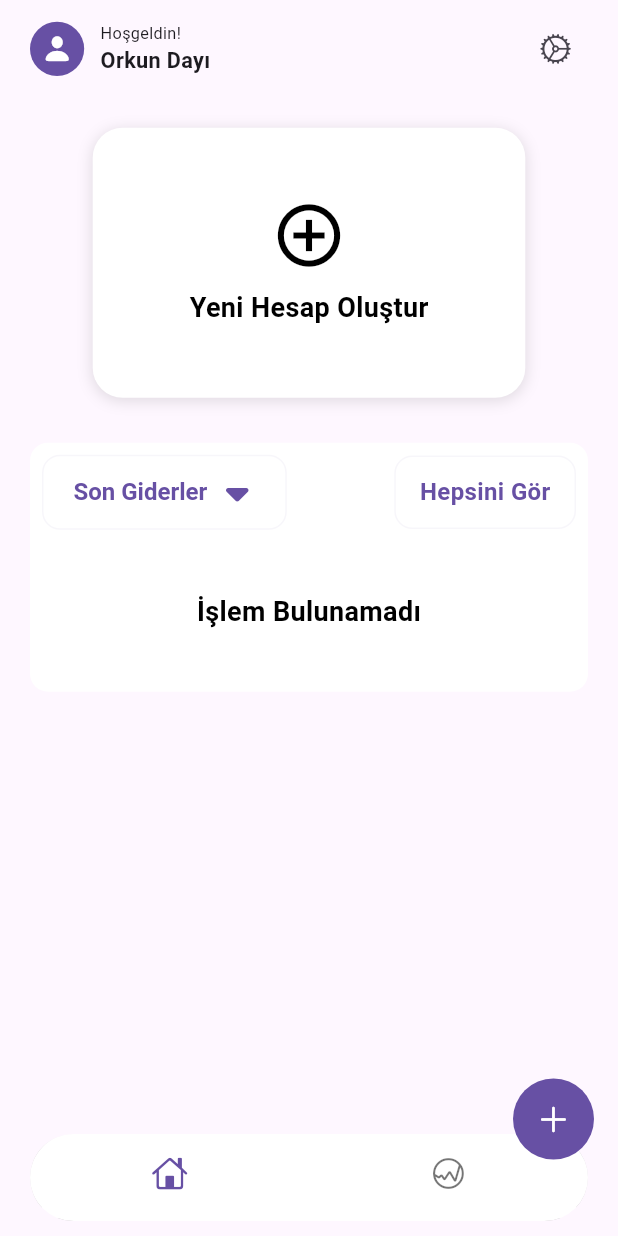
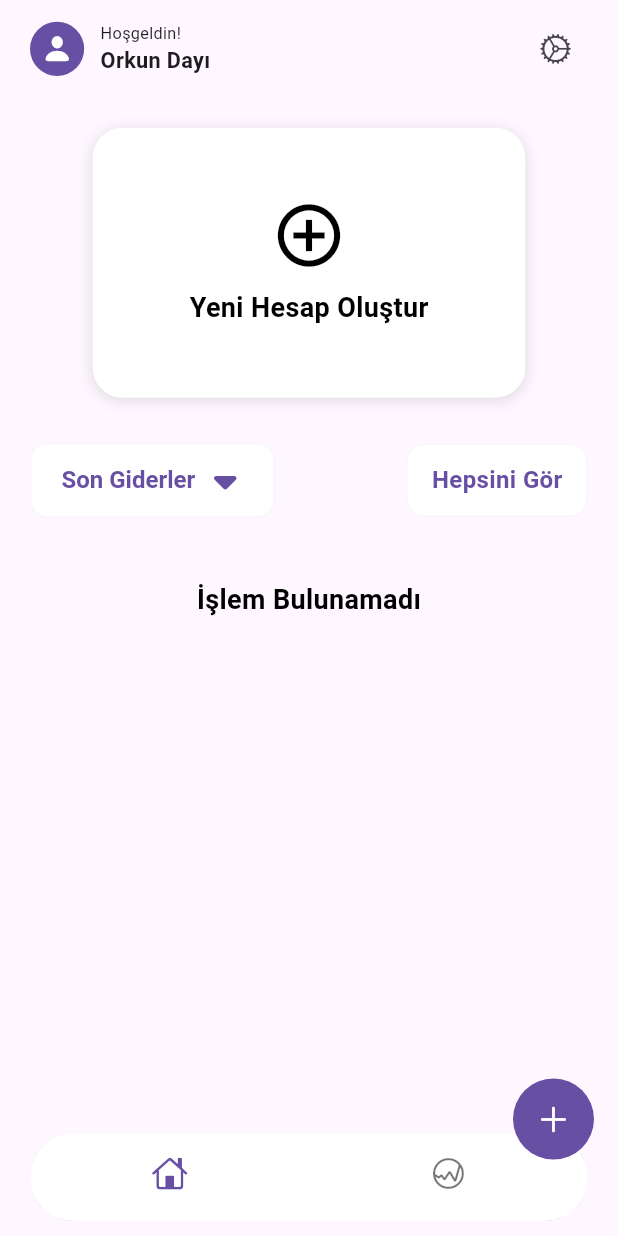
Before and after one commit to orkundayi/transaction_tracker, a Flutter app: the screen it shows after launch, on a phone screen of 412 x 824 dp. Run offline on Flutter 3.47's test engine with Material 3 defaults, Android fonts, the phone set to English and light mode, and no system bars; drawn by our look-alikes of carousel_slider; our stand-ins replace bloc, cloud_firestore, firebase_auth, firebase_core, fl_chart, flutter_bloc and 1 more; accounts and stored records are empty; generated files the repository leaves out were written again.

Commit message:
main
main

```diff
--- a/lib/app_view.dart
+++ b/lib/app_view.dart
@@ -1,5 +1,6 @@
 import 'package:firebase_repository/firebase_repository.dart';
 import 'package:flutter/material.dart';
+import 'package:flutter_application/blocs/user_account_cubit/user_account_cubit.dart';
 import 'package:flutter_application/screens/home/views/home_screen.dart';
 import 'package:flutter_bloc/flutter_bloc.dart';
 
@@ -17,9 +18,13 @@ class MyAppView extends StatelessWidget {
       title: 'Expense Tracker',
       home: MultiBlocProvider(
         providers: [
+          BlocProvider<UserAccountCubit>(
+            create: (context) => UserAccountCubit(),
+          ),
           BlocProvider(
             create: (context) => GetUserTransactionsBloc(
               FirebaseTransactionRepository(),
+              BlocProvider.of<UserAccountCubit>(context),
             ),
           ),
           BlocProvider(
--- a/lib/blocs/get_user_transactions_bloc/get_user_transactions_bloc.dart
+++ b/lib/blocs/get_user_transactions_bloc/get_user_transactions_bloc.dart
@@ -1,6 +1,8 @@
 import 'package:bloc/bloc.dart';
 import 'package:firebase_repository/firebase_repository.dart';
 import 'package:flutter/material.dart';
+
+import '../user_account_cubit/user_account_cubit.dart';
 
 part 'get_user_transactions_event.dart';
 part 'get_user_transactions_state.dart';
@@ -17,6 +19,7 @@ class GetUserTransactionsBloc extends Bloc<GetTransactionEvent, FetchTransaction
   DateTime get transactionDateLast => _transactionDateLast;
 
   final TransactionRepository transactionRepository;
+  final UserAccountCubit userAccountCubit;
 
   setTransactionMode(TransactionMode mode) {
     _transactionMode = mode;
@@ -31,7 +34,7 @@ class GetUserTransactionsBloc extends Bloc<GetTransactionEvent, FetchTransaction
     _transactionDateLast = lastDate;
   }
 
-  GetUserTransactionsBloc(this.transactionRepository) : super(FetchTransactionInitial()) {
+  GetUserTransactionsBloc(this.transactionRepository, this.userAccountCubit) : super(FetchTransactionInitial()) {
     on<FetchUserTransactions>((event, emit) async {
       emit(TransactionFetchingInProgress());
       _transactionMode = TransactionMode.all;
@@ -49,7 +52,8 @@ class GetUserTransactionsBloc extends Bloc<GetTransactionEvent, FetchTransaction
       _transactionMode = TransactionMode.last;
       _transactionType = event.type ?? _transactionType;
       try {
-        final transactions = await transactionRepository.fetchLastTransactionsForUser(_transactionType);
+        final transactions =
+            await transactionRepository.fetchLastTransactionsForUser(_transactionType, account: userAccountCubit.currentAccount ?? userAccountCubit.previousAccount);
         emit(TransactionFetchSuccess(transactions));
       } catch (e) {
         emit(TransactionFetchError(e));
--- a/lib/blocs/user_account_cubit/user_account_cubit.dart
+++ b/lib/blocs/user_account_cubit/user_account_cubit.dart
@@ -6,8 +6,24 @@ part 'user_account_state.dart';
 
 class UserAccountCubit extends Cubit<UserAccountState> {
   UserAccountCubit() : super(UserAccountInitial());
+  int _currentIndex = 0;
+  AccountModel? _currentAccount;
+  AccountModel? _previousAccount;
+
+  int get currentIndex => _currentIndex;
+  AccountModel? get currentAccount => _currentAccount;
+  AccountModel? get previousAccount => _previousAccount;
 
   void updateIndex(int newIndex, AccountModel? account) {
-    emit(UserAccountIndexUpdated(newIndex, account));
+    final selectedAccount = account;
+    try {
+      emit(UserAccountIndexUpdating());
+      _currentIndex = newIndex;
+      _previousAccount = _currentAccount;
+      _currentAccount = selectedAccount;
+      emit(UserAccountIndexUpdated());
+    } catch (e) {
+      emit(UserAccountIndexUpdateError(e));
+    }
   }
 }
--- a/lib/blocs/user_account_cubit/user_account_state.dart
+++ b/lib/blocs/user_account_cubit/user_account_state.dart
@@ -5,9 +5,12 @@ sealed class UserAccountState {}
 
 final class UserAccountInitial extends UserAccountState {}
 
-final class UserAccountIndexUpdated extends UserAccountState {
-  final int index;
-  final AccountModel? account;
+final class UserAccountIndexUpdating extends UserAccountState {}
 
-  UserAccountIndexUpdated(this.index, this.account);
+final class UserAccountIndexUpdated extends UserAccountState {}
+
+final class UserAccountIndexUpdateError extends UserAccountState {
+  final Object error;
+
+  UserAccountIndexUpdateError(this.error);
 }
--- a/lib/screens/add_transaction/views/add_transaction.dart
+++ b/lib/screens/add_transaction/views/add_transaction.dart
@@ -696,6 +696,7 @@ class _AddPaymentSelectionState extends State<AddTransactionPage> {
         transaction.type = TransactionType.transfer;
         transaction.currencyCode = _currentCurrencyCode;
         transaction.toCurrencyCode = selectedTransferAccount!.code;
+        transaction.accountCode = transaction.toCurrencyCode;
         transaction.date = DateTime.now().toLocal();
         transaction.currencyRate = double.tryParse(_exchangeRateController.text) == 0.0 ? 1.0 : double.parse(_exchangeRateController.text);
         transaction.amount = double.parse(_currencyController.text);
@@ -719,6 +720,7 @@ class _AddPaymentSelectionState extends State<AddTransactionPage> {
     transaction.type = TransactionType.expense;
     transaction.currencyCode = _currentCurrencyCode;
     transaction.toCurrencyCode = selectedAccount!.code;
+    transaction.accountCode = transaction.toCurrencyCode;
   }
 
   Future<List<InstallmentModel>?> createInstallments() async {
@@ -763,6 +765,7 @@ class _AddPaymentSelectionState extends State<AddTransactionPage> {
     transaction.calculatedAmount = double.parse(_currencyController.text) * exchangeRate;
     transaction.currencyCode = _currentCurrencyCode;
     transaction.toCurrencyCode = selectedAccount!.code;
+    transaction.accountCode = transaction.toCurrencyCode;
   }
 
   void _toggleCurrency() async {
--- a/lib/screens/home/views/home_screen.dart
+++ b/lib/screens/home/views/home_screen.dart
@@ -24,12 +24,14 @@ class _HomeScreenState extends State<HomeScreen> {
   late GetUserAccountsBloc accountsBloc;
   late GetUserTransactionsBloc transactionsBloc;
   late GetAllTransactionBloc allTransactionsBloc;
+  late UserAccountCubit userAccountCubit;
   @override
   initState() {
     super.initState();
     transactionsBloc = context.read<GetUserTransactionsBloc>();
     accountsBloc = context.read<GetUserAccountsBloc>();
     allTransactionsBloc = context.read<GetAllTransactionBloc>();
+    userAccountCubit = context.read<UserAccountCubit>();
     transactionsBloc.add(FetchLastTransactions(transactionsBloc.transactionType));
   }
 
@@ -47,7 +49,8 @@ class _HomeScreenState extends State<HomeScreen> {
               BlocProvider.value(value: allTransactionsBloc),
               BlocProvider.value(value: transactionsBloc),
               BlocProvider.value(value: accountsBloc),
-              BlocProvider(create: (context) => UserAccountCubit()),
+              BlocProvider.value(value: accountsBloc),
+              BlocProvider.value(value: userAccountCubit),
             ],
             child: const MainScreen(),
           ),
--- a/lib/screens/home/views/main_screen.dart
+++ b/lib/screens/home/views/main_screen.dart
@@ -1,3 +1,5 @@
+import 'dart:async';
+
 import 'package:firebase_repository/firebase_repository.dart';
 import 'package:flutter/cupertino.dart';
 import 'package:flutter/material.dart';
@@ -116,30 +118,17 @@ class _MainScreenState extends State<MainScreen> {
                   BlocProvider.value(value: userAccountBloc),
                   BlocProvider.value(value: userAccountCubit),
                 ],
-                child: const TotalBalanceCard(),
+                child: TotalBalanceCard(
+                  onAccountChanged: () async {
+                    Timer(const Duration(milliseconds: 500), () {
+                      transactionsBloc.add(FetchLastTransactions(transactionsBloc.transactionType));
+                    });
+                  },
+                ),
               ),
               const SizedBox(height: 10),
               Padding(
                 padding: const EdgeInsets.symmetric(horizontal: 20, vertical: 10),
-                child: BlocBuilder<GetUserTransactionsBloc, FetchTransactionState>(
-                  builder: (context, state) {
-                    if (state is TransactionFetchingInProgress) {
-                      return const SizedBox(
-                        height: 120,
-                        width: 120,
-                        child: Center(
-                          child: CircularProgressIndicator(),
-                        ),
-                      );
-                    } else if (state is TransactionFetchSuccess) {
-                      final transactions = state.transactions;
-
-                      return Container(
-                        padding: const EdgeInsets.all(8),
-                        decoration: BoxDecoration(
-                          color: Colors.white,
-                          borderRadius: BorderRadius.circular(12),
-                        ),
                 child: Column(
                   children: [
                     Row(
@@ -166,7 +155,11 @@ class _MainScreenState extends State<MainScreen> {
                                 transactionsBloc.add(FetchLastTransactions(value));
                               }
                             },
-                                    style: TextStyle(color: Theme.of(context).colorScheme.primary, fontSize: 16, fontWeight: FontWeight.bold),
+                            style: TextStyle(
+                              color: Theme.of(context).colorScheme.primary,
+                              fontSize: 16,
+                              fontWeight: FontWeight.bold,
+                            ),
                             dropdownColor: Colors.white,
                             icon: Padding(
                               padding: const EdgeInsets.only(left: 8.0),
@@ -175,9 +168,7 @@ class _MainScreenState extends State<MainScreen> {
                                 color: Theme.of(context).colorScheme.primary,
                               ),
                             ),
-                                    padding: const EdgeInsets.symmetric(
-                                      horizontal: 20,
-                                    ),
+                            padding: const EdgeInsets.symmetric(horizontal: 20),
                             underline: Container(
                               color: Colors.transparent,
                             ),
@@ -189,7 +180,10 @@ class _MainScreenState extends State<MainScreen> {
                             Navigator.of(context).push(
                               MaterialPageRoute(
                                 builder: (context) => BlocProvider.value(
-                                          value: GetUserTransactionsBloc(FirebaseTransactionRepository()),
+                                  value: GetUserTransactionsBloc(
+                                    FirebaseTransactionRepository(),
+                                    BlocProvider.of<UserAccountCubit>(context),
+                                  ),
                                   child: const AllTransactions(),
                                 ),
                               ),
@@ -218,7 +212,20 @@ class _MainScreenState extends State<MainScreen> {
                       ],
                     ),
                     const SizedBox(height: 10),
-                            transactions.isEmpty
+                    BlocBuilder<GetUserTransactionsBloc, FetchTransactionState>(
+                      builder: (context, state) {
+                        if (state is TransactionFetchingInProgress) {
+                          return const SizedBox(
+                            height: 120,
+                            width: 120,
+                            child: Center(
+                              child: CircularProgressIndicator(),
+                            ),
+                          );
+                        } else if (state is TransactionFetchSuccess) {
+                          final transactions = state.transactions;
+
+                          return transactions.isEmpty
                               ? const Padding(
                                   padding: EdgeInsets.only(top: 32.0, left: 8, right: 8, bottom: 32),
                                   child: Center(
@@ -238,14 +245,16 @@ class _MainScreenState extends State<MainScreen> {
                                   itemCount: transactions.length,
                                   itemBuilder: (context, index) {
                                     final transaction = transactions[index];
-                                      return InkWell(
+                                    return Padding(
+                                      padding: EdgeInsets.only(bottom: index != transactions.length - 1 ? 8 : 0),
+                                      child: InkWell(
                                         onTap: () {
                                           // TODO: Navigate to transaction detail page
                                         },
                                         child: Container(
-                                          margin: EdgeInsets.only(bottom: index != transactions.length - 1 ? 8 : 0),
                                           padding: const EdgeInsets.symmetric(vertical: 4, horizontal: 8),
                                           decoration: BoxDecoration(
+                                            color: Colors.white,
                                             border: Border.all(color: Colors.grey.withOpacity(0.1)),
                                             borderRadius: BorderRadius.circular(12),
                                           ),
@@ -271,7 +280,7 @@ class _MainScreenState extends State<MainScreen> {
                                               Column(
                                                 children: [
                                                   Text(
-                                                    '${getCurrencySymbolFromCurrencyCode(transaction.currencyCode)} ${transaction.amount}',
+                                                    '${getCurrencySymbolFromCurrencyCode(transaction.toCurrencyCode)} ${transaction.amount}',
                                                     style: const TextStyle(
                                                       fontSize: 16,
                                                       fontWeight: FontWeight.bold,
@@ -290,11 +299,9 @@ class _MainScreenState extends State<MainScreen> {
                                             ],
                                           ),
                                         ),
+                                      ),
                                     );
                                   },
-                                  ),
-                          ],
-                        ),
                                 );
                         } else if (state is TransactionFetchError) {
                           return Padding(
@@ -303,11 +310,22 @@ class _MainScreenState extends State<MainScreen> {
                           );
                         } else {
                           return const Padding(
-                        padding: EdgeInsets.only(top: 32.0, left: 8, right: 8),
-                        child: Center(child: Text('Veri yok.')),
+                            padding: EdgeInsets.only(top: 32.0, left: 8, right: 8, bottom: 32),
+                            child: Center(
+                              child: Text(
+                                'İşlem Bulunamadı',
+                                style: TextStyle(
+                                  color: Colors.black,
+                                  fontSize: 18,
+                                  fontWeight: FontWeight.bold,
+                                ),
+                              ),
+                            ),
                           );
                         }
                       },
+                    ),
+                  ],
                 ),
               ),
             ],
--- a/lib/screens/home/views/total_balance_card.dart
+++ b/lib/screens/home/views/total_balance_card.dart
@@ -9,7 +9,8 @@ import 'package:flutter_application/blocs/user_account_cubit/user_account_cubit.
 import 'package:flutter_bloc/flutter_bloc.dart';
 
 class TotalBalanceCard extends StatefulWidget {
-  const TotalBalanceCard({super.key});
+  final Function() onAccountChanged;
+  const TotalBalanceCard({super.key, required this.onAccountChanged});
 
   @override
   State<TotalBalanceCard> createState() => _TotalBalanceCardState();
@@ -82,14 +83,15 @@ class _TotalBalanceCardState extends State<TotalBalanceCard> {
                   viewportFraction: 0.7,
                   enlargeCenterPage: true,
                   onPageChanged: (index, reason) {
-                    setState(() {
-                      _currentIndex = index;
-                      userAccountCubit.updateIndex(_currentIndex, accounts.length == _currentIndex ? null : accounts[_currentIndex]);
-                    });
+                    _currentIndex = index;
+                    userAccountCubit.updateIndex(_currentIndex, accounts.length == _currentIndex ? null : accounts[_currentIndex]);
+                    if (userAccountCubit.currentAccount != null && userAccountCubit.previousAccount != null) {
+                      widget.onAccountChanged();
+                    }
                   },
                   height: 180,
                   enableInfiniteScroll: false,
-                  initialPage: context.watch<UserAccountCubit>().state is UserAccountIndexUpdated ? (context.watch<UserAccountCubit>().state as UserAccountIndexUpdated).index : 0,
+                  initialPage: context.watch<UserAccountCubit>().state is UserAccountIndexUpdated ? (context.watch<UserAccountCubit>().currentIndex) : 0,
                   scrollPhysics: const AlwaysScrollableScrollPhysics(),
                 ),
                 carouselController: _carouselSliderController,
--- a/packages/firebase_repository/lib/src/transaction_repo.dart
+++ b/packages/firebase_repository/lib/src/transaction_repo.dart
@@ -1,4 +1,4 @@
-import 'models/transaction.dart';
+import 'package:firebase_repository/firebase_repository.dart';
 
 abstract class TransactionRepository {
   Future<void> createTransaction(TransactionModel transaction);
@@ -6,6 +6,6 @@ abstract class TransactionRepository {
   Future<void> updateTransaction(TransactionModel transaction);
 
   Future<List<TransactionModel>> fetchTransactionsForUser(TransactionType type, {DateTime? firstDate, DateTime? lastDate});
-  Future<List<TransactionModel>> fetchLastTransactionsForUser(TransactionType type, {DateTime? firstDate, DateTime? lastDate});
+  Future<List<TransactionModel>> fetchLastTransactionsForUser(TransactionType type, {DateTime? firstDate, DateTime? lastDate, AccountModel? account});
   Future<List<TransactionModel>> fetchTransactionsForThisMonth();
 }
--- a/packages/widgets/lib/src/user_account/user_account_selector.dart
+++ b/packages/widgets/lib/src/user_account/user_account_selector.dart
@@ -103,7 +103,7 @@ class _UserAccountSelectorWidgetState extends State<UserAccountSelectorWidget> {
               child: FittedBox(
                 fit: BoxFit.scaleDown,
                 child: SizedBox(
-                  width: MediaQuery.of(context).size.width,
+                  width: MediaQuery.of(context).size.width * 1.25,
                   height: 54,
                   child: Row(
                     mainAxisAlignment: MainAxisAlignment.spaceBetween,
@@ -186,7 +186,7 @@ class _UserAccountSelectorWidgetState extends State<UserAccountSelectorWidget> {
                   child: FittedBox(
                     fit: BoxFit.scaleDown,
                     child: SizedBox(
-                      width: MediaQuery.of(context).size.width,
+                      width: MediaQuery.of(context).size.width * 1.25,
                       height: 54,
                       child: Row(
                         mainAxisAlignment: MainAxisAlignment.spaceBetween,
```
Also changed, not shown: packages/firebase_repository/lib/src/firebase_transaction_repo.dart (+20 -14 lines), packages/firebase_repository/lib/src/models/transaction.dart (+18 -10 lines). Lines whose indentation alone changed are shown as unchanged.
